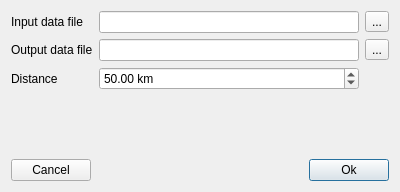
The window that qtgui/mergedatadialog.ui (frabas/DISPLACE_GUI) describes before a commit, drawn with Qt 5.
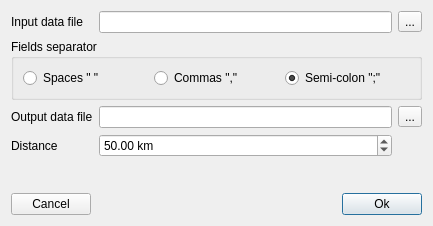
The same window after the commit.

Commit message: Field separator selection in Data Merger

What changed in the file:
```diff
--- a/qtgui/mergedatadialog.ui
+++ b/qtgui/mergedatadialog.ui
@@ -6,18 +6,15 @@
    <rect>
     <x>0</x>
     <y>0</y>
-    <width>400</width>
-    <height>192</height>
+    <width>433</width>
+    <height>226</height>
    </rect>
   </property>
   <property name="windowTitle">
    <string>Merge files</string>
   </property>
   <layout class="QGridLayout" name="gridLayout">
-   <item row="0" column="1">
-    <widget class="QLineEdit" name="fileIn"/>
-   </item>
-   <item row="1" column="0">
+   <item row="2" column="0">
     <widget class="QLabel" name="label_2">
      <property name="text">
       <string>Output data file</string>
@@ -27,7 +24,7 @@
      </property>
     </widget>
    </item>
-   <item row="4" column="0" colspan="3">
+   <item row="5" column="0" colspan="3">
     <layout class="QHBoxLayout" name="horizontalLayout">
      <item>
       <widget class="QPushButton" name="cancel">
@@ -71,7 +68,7 @@
      </property>
     </widget>
    </item>
-   <item row="1" column="2">
+   <item row="2" column="2">
     <widget class="QToolButton" name="browseOut">
      <property name="text">
       <string>...</string>
@@ -85,7 +82,10 @@
      </property>
     </widget>
    </item>
-   <item row="3" column="1">
+   <item row="0" column="1">
+    <widget class="QLineEdit" name="fileIn"/>
+   </item>
+   <item row="4" column="1">
     <spacer name="verticalSpacer">
      <property name="orientation">
       <enum>Qt::Vertical</enum>
@@ -98,10 +98,7 @@
      </property>
     </spacer>
    </item>
-   <item row="1" column="1">
-    <widget class="QLineEdit" name="fileOut"/>
-   </item>
-   <item row="2" column="0">
+   <item row="3" column="0">
     <widget class="QLabel" name="label_3">
      <property name="text">
       <string>Distance</string>
@@ -109,6 +106,9 @@
     </widget>
    </item>
    <item row="2" column="1">
+    <widget class="QLineEdit" name="fileOut"/>
+   </item>
+   <item row="3" column="1">
     <widget class="QDoubleSpinBox" name="distance">
      <property name="suffix">
       <string> km</string>
@@ -127,6 +127,39 @@
      </property>
     </widget>
    </item>
+   <item row="1" column="0" colspan="3">
+    <widget class="QGroupBox" name="groupBox">
+     <property name="title">
+      <string>Fields separator</string>
+     </property>
+     <layout class="QGridLayout" name="gridLayout_2">
+      <item row="0" column="0">
+       <widget class="QRadioButton" name="spaces">
+        <property name="text">
+         <string>Spaces &quot; &quot;</string>
+        </property>
+       </widget>
+      </item>
+      <item row="0" column="1">
+       <widget class="QRadioButton" name="commas">
+        <property name="text">
+         <string>Commas &quot;,&quot;</string>
+        </property>
+       </widget>
+      </item>
+      <item row="0" column="2">
+       <widget class="QRadioButton" name="semicolon">
+        <property name="text">
+         <string>Semi-colon &quot;;&quot;</string>
+        </property>
+        <property name="checked">
+         <bool>true</bool>
+        </property>
+       </widget>
+      </item>
+     </layout>
+    </widget>
+   </item>
   </layout>
  </widget>
  <resources/>
```
The commit also changes 5 other files.
